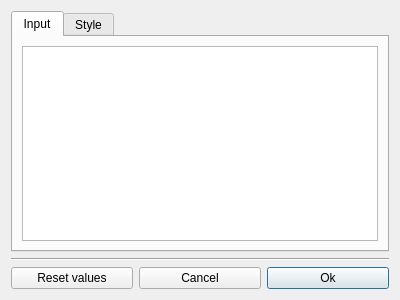
Qt form app/ui/indicator_settings_dialog.ui (AlexLaur/TradeHelper) before a commit.
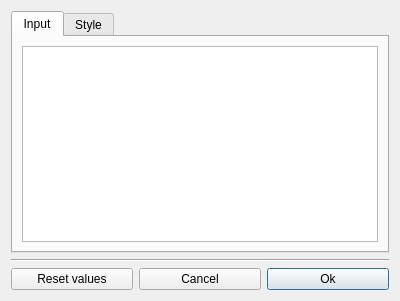
The same form after that commit.

Commit message: Modif css Indicator Setting for Windows

What changed in the file:
```diff
--- a/app/ui/indicator_settings_dialog.ui
+++ b/app/ui/indicator_settings_dialog.ui
@@ -7,7 +7,7 @@
     <x>0</x>
     <y>0</y>
     <width>400</width>
-    <height>300</height>
+    <height>301</height>
    </rect>
   </property>
   <property name="windowTitle">
```
Left out of the diff: 2 changed lines with no effect on the pictures. The commit also changes 6 other files.
